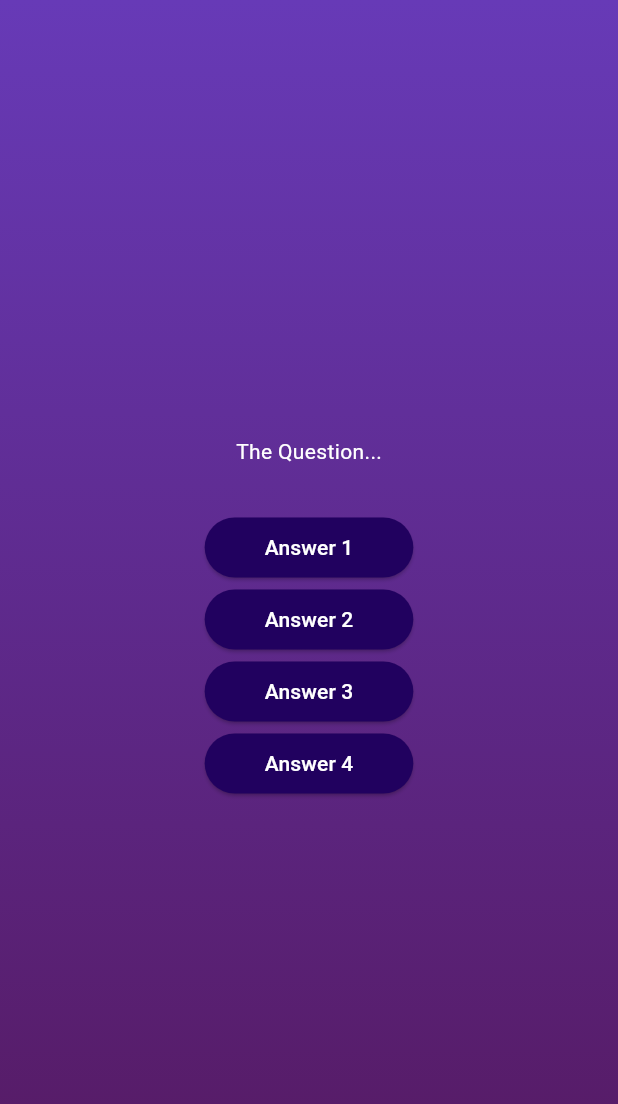
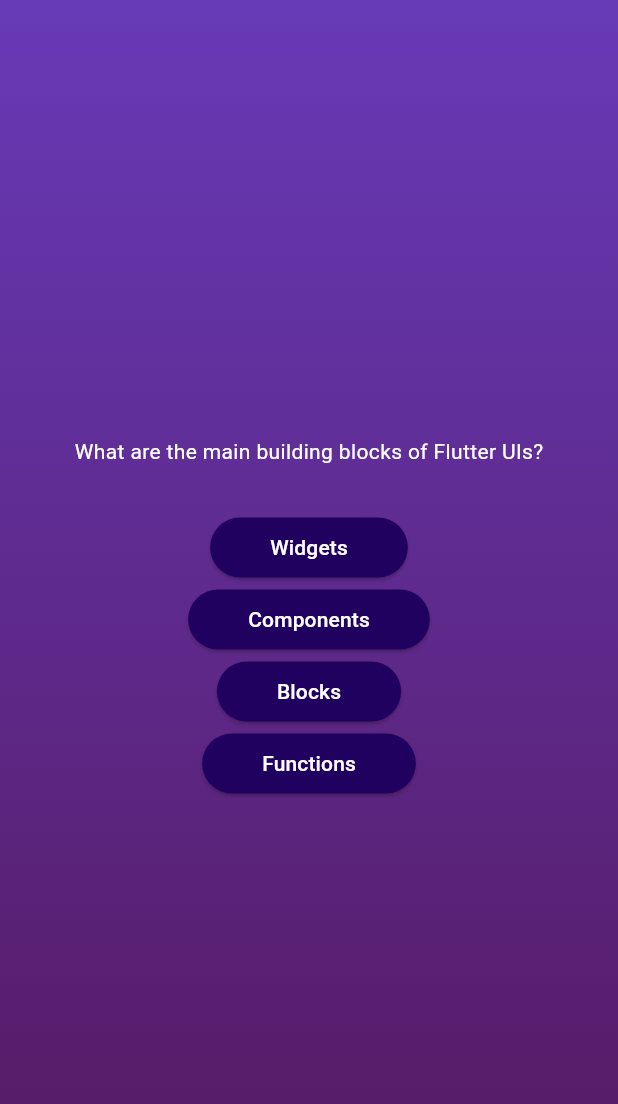
Before and after one commit to Waqas2332/Flutter-Development, a Flutter app: the screen it shows after launch, after a tap on "Start Quiz", on a phone screen of 412 x 824 dp. Shown: the top 1104 px of the screen. Run offline on Flutter 3.47's test engine with Material 3 defaults, Android fonts, the phone set to English and light mode, and no system bars.

Commit message:
Access questions and answers from list

```diff
--- a/quiz_app/lib/questions_screen.dart
+++ b/quiz_app/lib/questions_screen.dart
@@ -1,4 +1,5 @@
 import 'package:flutter/material.dart';
+import "package:quiz_app/data/questions.dart";
 import 'package:quiz_app/answer_btn.dart';
 
 class QuestionsScreen extends StatefulWidget {
@@ -12,25 +13,39 @@
 class _QuestionsScreen extends State<QuestionsScreen> {
   @override
   Widget build(BuildContext context) {
+    final currentQuestion = questions[0];
+
     return SizedBox(
       // For giving as much width as available
       width: double.infinity,
       child: Column(
         mainAxisAlignment: MainAxisAlignment.center,
         children: [
-          const Text(
-            "The Question...",
-            style: TextStyle(
+          Text(
+            currentQuestion.text,
+            style: const TextStyle(
               color: Colors.white,
             ),
           ),
           const SizedBox(
             height: 30,
           ),
-          AnswerButton(() {}, "Answer 1"),
-          AnswerButton(() {}, "Answer 2"),
-          AnswerButton(() {}, "Answer 3"),
-          AnswerButton(() {}, "Answer 4"),
+          AnswerButton(
+            () {},
+            currentQuestion.answers[0],
+          ),
+          AnswerButton(
+            () {},
+            currentQuestion.answers[1],
+          ),
+          AnswerButton(
+            () {},
+            currentQuestion.answers[2],
+          ),
+          AnswerButton(
+            () {},
+            currentQuestion.answers[3],
+          ),
         ],
       ),
     );
```
